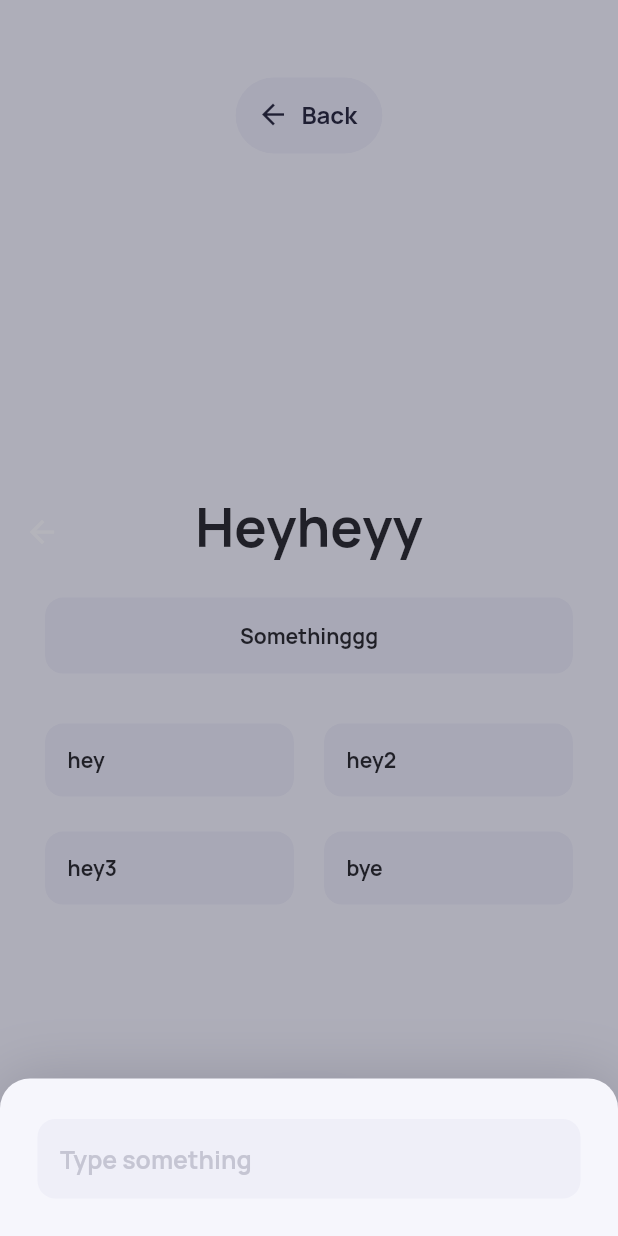
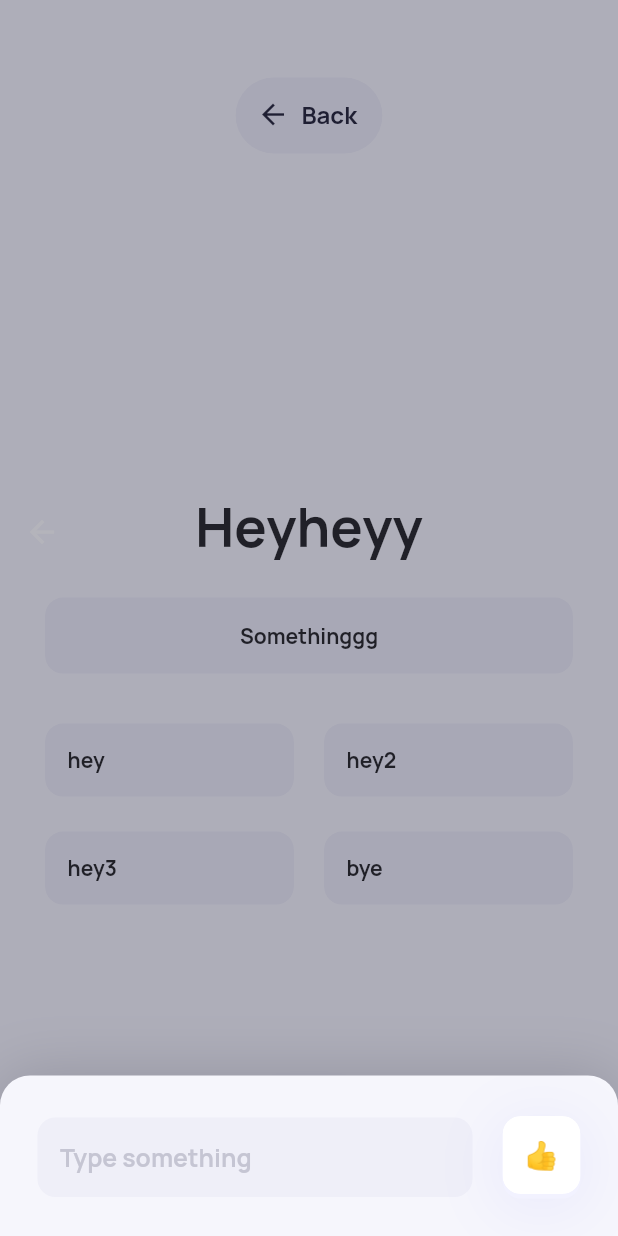
Before and after one commit to olksij/SlikkerTasker, a Flutter app: the Create screen opened by its route, after a tap on "hey", on a phone screen of 412 x 824 dp. Run offline on Flutter 3.47's test engine with Material 2 defaults, Android fonts, the phone set to English and light mode, and no system bars; our stand-ins replace cloud_firestore, firebase_auth, google_sign_in, package_info; accounts and stored records are empty.

Commit message:
Added button in create's bottom sheet

```diff
--- a/lib/create.dart
+++ b/lib/create.dart
@@ -27,8 +27,11 @@ class _CreateViewState extends State<CreateView> {
 				scrollDirection: Axis.vertical,
 				physics: BouncingScrollPhysics(),
 				slivers: <Widget>[
-					SliverFixedExtentList( itemExtent: 50,
-						delegate: SliverChildListDelegate([Container()]),
+					SliverFixedExtentList(
+                  itemExtent: 50,
+						delegate: SliverChildListDelegate(
+                     [ Container() ]
+                  ),
 					),
 					SliverToBoxAdapter(
 						child: Center(
@@ -40,13 +43,11 @@ class _CreateViewState extends State<CreateView> {
 								child: Row(
 									mainAxisSize: MainAxisSize.min,
 									children: <Widget>[
-										pullPercent == 0 ?
-											Icon(
+										pullPercent == 0 ? Icon(
 												Icons.arrow_back,
 												color: Color(0xFF1F1F33),
 												size: 22,
-											) :
-											Padding(
+											) : Padding(
 												padding: EdgeInsets.all(3),
 												child: SizedBox(
 													child: CircularProgressIndicator(
@@ -160,6 +161,11 @@ class _CreatePropsState extends State<CreateProps> {
 							]
 						),
 						padding: EdgeInsets.fromLTRB(25, 27, 25, 25 + MediaQuery.of(context).viewInsets.bottom),
+						child: SizedBox(
+                     height: 55,
+                     child: Row(
+                        children: [
+                           Expanded(
                               child: TextField(
                                  style: TextStyle(
                                     fontSize: 16.5,
@@ -176,6 +182,23 @@ class _CreatePropsState extends State<CreateProps> {
                                     filled: true,
                                     fillColor: Color(0xCCEDEDF7),
                                  ),
+                              ),
+                           ),
+                           Container(width: 20,),
+                           Layer(
+                              corningStyle: CorningStyle.partial,
+                              accent: 240,
+                              objectType: ObjectType.floating,
+                              child: SizedBox(
+                                 height: 52,
+                                 width: 52,
+                                 child: Center(
+                                    child: Text('👍', style: TextStyle(fontSize: 18),)
+                                 )
+                              )
+                           )
+                        ]
+                     )
                   )
 					);
 				}
--- a/pubspec.yaml
+++ b/pubspec.yaml
@@ -3,7 +3,7 @@ description: Planner, tracker, diary, and a habit maker.
 
 publish_to: 'none'
 
-version: 0.0.55-alpha
+version: 0.0.56-alpha
 
 environment:
   sdk: ">=2.7.0 <3.0.0"
```
Lines whose indentation alone changed are shown as unchanged.
